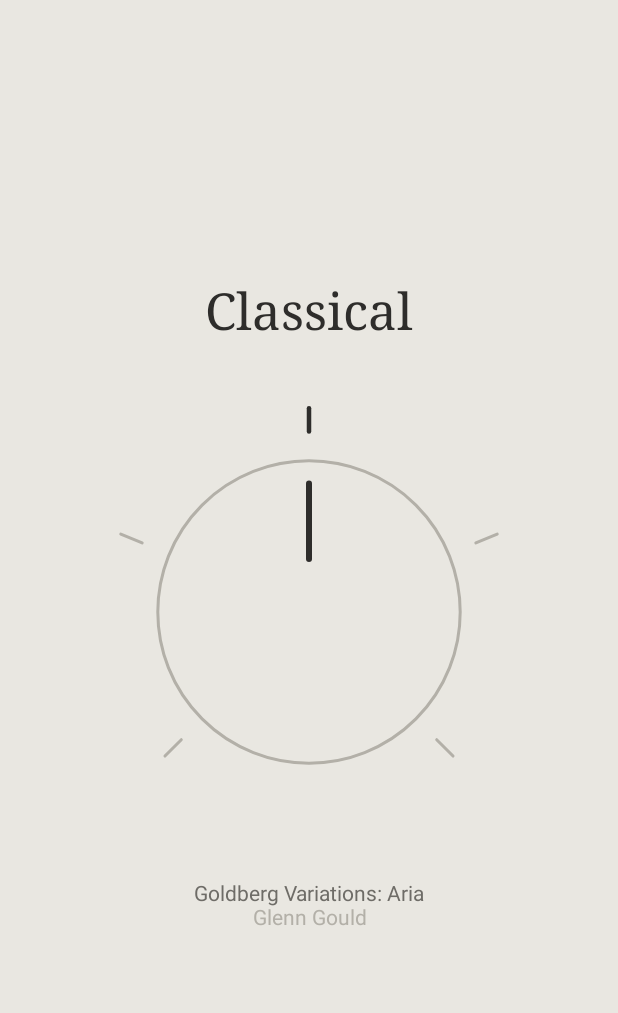
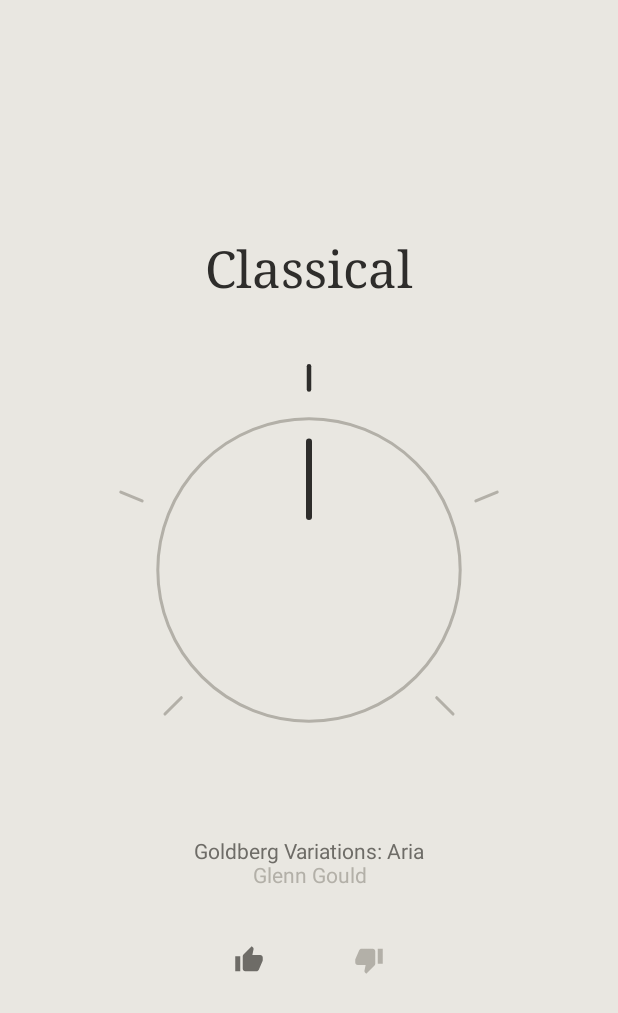
Before and after one commit to drj-chantschool/VibeRadio, an Android app built with Jetpack Compose: the @Preview function RadioScreenLightPreview, on a phone screen of 412 x 824 dp. Shown: the top 1013 px of the screen. Run offline under Robolectric (Android 15) with nearby library versions, the phone set to English and light mode, and no system bars.

Commit message:
Show thumbs up/down under the playing song and log presses (#13)
Song items carry their content URI in metadata extras so the song page
knows what a press refers to. Two quiet thumbs sit under "now playing";
a press logs and darkens that thumb, nothing else: the song plays on.
Hidden while a podcast episode plays. Long press is left for #16.

Co-Authored-By: Claude Opus 5.5 <noreply@anthropic.com>
Claude-Session: https://claude.ai/code/session_01ShnQWi52GUzvd7YJTxqYcX

```diff
--- a/app/src/main/java/app/viberadio/ui/MainActivity.kt
+++ b/app/src/main/java/app/viberadio/ui/MainActivity.kt
@@ -76,6 +76,7 @@ class MainActivity : ComponentActivity() {
             state = state,
             onRequestPermission = { permissionLauncher.launch(AudioPermission.name) },
             onTune = viewModel::tune,
+            onThumb = viewModel::press,
         )
     }
 
--- a/app/src/main/java/app/viberadio/ui/RadioScreen.kt
+++ b/app/src/main/java/app/viberadio/ui/RadioScreen.kt
@@ -3,13 +3,17 @@ package app.viberadio.ui
 import androidx.compose.foundation.layout.Arrangement
 import androidx.compose.foundation.layout.Box
 import androidx.compose.foundation.layout.Column
+import androidx.compose.foundation.layout.Row
 import androidx.compose.foundation.layout.Spacer
 import androidx.compose.foundation.layout.fillMaxSize
 import androidx.compose.foundation.layout.fillMaxWidth
 import androidx.compose.foundation.layout.height
 import androidx.compose.foundation.layout.padding
 import androidx.compose.foundation.layout.safeDrawingPadding
+import androidx.compose.foundation.layout.size
 import androidx.compose.foundation.layout.widthIn
+import androidx.compose.material3.Icon
+import androidx.compose.material3.IconButton
 import androidx.compose.material3.MaterialTheme
 import androidx.compose.material3.OutlinedButton
 import androidx.compose.material3.Surface
@@ -17,12 +21,16 @@ import androidx.compose.material3.Text
 import androidx.compose.runtime.Composable
 import androidx.compose.ui.Alignment
 import androidx.compose.ui.Modifier
+import androidx.compose.ui.graphics.vector.ImageVector
+import androidx.compose.ui.hapticfeedback.HapticFeedbackType
+import androidx.compose.ui.platform.LocalHapticFeedback
 import androidx.compose.ui.res.stringResource
 import androidx.compose.ui.text.style.TextAlign
 import androidx.compose.ui.text.style.TextOverflow
 import androidx.compose.ui.tooling.preview.Preview
 import androidx.compose.ui.unit.dp
 import app.viberadio.R
+import app.viberadio.feedback.Thumb
 import app.viberadio.ui.theme.VibeRadioTheme
 
 @Composable
@@ -30,6 +38,7 @@ fun RadioScreen(
     state: RadioUiState,
     onRequestPermission: () -> Unit,
     onTune: (Int) -> Unit,
+    onThumb: (Thumb) -> Unit,
 ) {
     Surface(color = MaterialTheme.colorScheme.background, modifier = Modifier.fillMaxSize()) {
         Box(
@@ -43,14 +52,14 @@ fun RadioScreen(
                 is RadioUiState.NeedsPermission -> PermissionPrompt(state.denied, onRequestPermission)
                 RadioUiState.Scanning -> Note(stringResource(R.string.scanning))
                 RadioUiState.Empty -> Note(stringResource(R.string.library_empty))
-                is RadioUiState.Ready -> Tuner(state, onTune)
+                is RadioUiState.Ready -> Tuner(state, onTune, onThumb)
             }
         }
     }
 }
 
 @Composable
-private fun Tuner(state: RadioUiState.Ready, onTune: (Int) -> Unit) {
+private fun Tuner(state: RadioUiState.Ready, onTune: (Int) -> Unit, onThumb: (Thumb) -> Unit) {
     val tuned = state.tunedIndex?.let(state.channelNames::getOrNull)
     Column(
         horizontalAlignment = Alignment.CenterHorizontally,
@@ -94,8 +103,46 @@ private fun Tuner(state: RadioUiState.Ready, onTune: (Int) -> Unit) {
                 }
             }
         }
+        Spacer(Modifier.height(8.dp))
+        // Height reserved so the layout stays put while a podcast episode plays (no thumbs).
+        Box(contentAlignment = Alignment.Center, modifier = Modifier.height(48.dp)) {
+            state.feedback?.let { Thumbs(it, onThumb) }
+        }
     }
 }
+
+/**
+ * Thumbs up / down for the playing song (#13). Feedback only: neither skips. The last thumb
+ * pressed for this song is drawn darker as a quiet "noted"; everything else stays faint.
+ */
+@Composable
+private fun Thumbs(feedback: SongFeedback, onThumb: (Thumb) -> Unit) {
+    val haptics = LocalHapticFeedback.current
+    Row(horizontalArrangement = Arrangement.spacedBy(32.dp), verticalAlignment = Alignment.CenterVertically) {
+        for (thumb in Thumb.entries) {
+            val pressed = feedback.lastPress == thumb
+            IconButton(
+                onClick = {
+                    haptics.performHapticFeedback(HapticFeedbackType.Confirm)
+                    onThumb(thumb)
+                },
+            ) {
+                Icon(
+                    imageVector = thumb.icon,
+                    contentDescription = stringResource(if (thumb == Thumb.UP) R.string.thumb_up else R.string.thumb_down),
+                    tint = if (pressed) MaterialTheme.colorScheme.onSurfaceVariant else MaterialTheme.colorScheme.outline,
+                    modifier = Modifier.size(20.dp),
+                )
+            }
+        }
+    }
+}
+
+private val Thumb.icon: ImageVector
+    get() = when (this) {
+        Thumb.UP -> ThumbIcons.Up
+        Thumb.DOWN -> ThumbIcons.Down
+    }
 
 @Composable
 private fun PermissionPrompt(denied: Boolean, onRequest: () -> Unit) {
@@ -120,16 +167,17 @@ private val previewState = RadioUiState.Ready(
     channelNames = listOf("Jazz", "Rock", "Classical", "Folk", "Everything else"),
     tunedIndex = 2,
     nowPlaying = NowPlaying("Goldberg Variations: Aria", "Glenn Gould"),
+    feedback = SongFeedback(lastPress = Thumb.UP),
 )
 
 @Preview(name = "Light", showBackground = true)
 @Composable
 private fun RadioScreenLightPreview() {
-    VibeRadioTheme(darkTheme = false) { RadioScreen(previewState, {}, {}) }
+    VibeRadioTheme(darkTheme = false) { RadioScreen(previewState, {}, {}, {}) }
 }
 
 @Preview(name = "Dark", showBackground = true)
 @Composable
 private fun RadioScreenDarkPreview() {
-    VibeRadioTheme(darkTheme = true) { RadioScreen(previewState, {}, {}) }
+    VibeRadioTheme(darkTheme = true) { RadioScreen(previewState, {}, {}, {}) }
 }
--- /dev/null
+++ b/app/src/main/java/app/viberadio/ui/ThumbIcons.kt
@@ -0,0 +1,33 @@
+package app.viberadio.ui
+
+import androidx.compose.ui.graphics.Color
+import androidx.compose.ui.graphics.SolidColor
+import androidx.compose.ui.graphics.vector.ImageVector
+import androidx.compose.ui.graphics.vector.addPathNodes
+import androidx.compose.ui.unit.dp
+
+/**
+ * Thumb glyphs for song feedback (#13). Path data from Material Icons "ThumbUp"/"ThumbDown"
+ * (Apache 2.0), inlined so the app doesn't pull in an icon library for two shapes. Tinted by
+ * the caller from the e-ink palette.
+ */
+internal object ThumbIcons {
+    val Up: ImageVector = icon(
+        "ThumbUp",
+        "M1,21h4L5,9L1,9v12zM23,10c0,-1.1 -0.9,-2 -2,-2h-6.31l0.95,-4.57 0.03,-0.32c0,-0.41 -0.17,-0.79 " +
+            "-0.44,-1.06L14.17,1 7.59,7.59C7.22,7.95 7,8.45 7,9v10c0,1.1 0.9,2 2,2h9c0.83,0 1.54,-0.5 " +
+            "1.84,-1.22l3.02,-7.05c0.09,-0.23 0.14,-0.47 0.14,-0.73v-2z",
+    )
+
+    val Down: ImageVector = icon(
+        "ThumbDown",
+        "M15,3L6,3c-0.83,0 -1.54,0.5 -1.84,1.22l-3.02,7.05c-0.09,0.23 -0.14,0.47 -0.14,0.73v2c0,1.1 " +
+            "0.9,2 2,2h6.31l-0.95,4.57 -0.03,0.32c0,0.41 0.17,0.79 0.44,1.06L9.83,23l6.59,-6.59c0.36,-0.36 " +
+            "0.58,-0.86 0.58,-1.41L17,5c0,-1.1 -0.9,-2 -2,-2zM19,3v12h4L23,3h-4z",
+    )
+
+    private fun icon(name: String, path: String): ImageVector =
+        ImageVector.Builder(name, 24.dp, 24.dp, 24f, 24f)
+            .addPath(addPathNodes(path), fill = SolidColor(Color.Black))
+            .build()
+}
--- a/app/src/main/res/values/strings.xml
+++ b/app/src/main/res/values/strings.xml
@@ -13,6 +13,8 @@
     <string name="channel_all_songs">All songs</string>
     <string name="channel_podcasts">Podcasts</string>
     <string name="idle">Turn the dial to tune in</string>
+    <string name="thumb_up">Thumbs up</string>
+    <string name="thumb_down">Thumbs down</string>
 
     <!-- Podcast page (#20) -->
     <string name="podcasts_title">Podcasts</string>
```
Also changed, not shown: app/src/main/java/app/viberadio/AppContainer.kt (+14 -0 lines), app/src/main/java/app/viberadio/playback/MediaItems.kt (+12 -1 lines), app/src/main/java/app/viberadio/ui/RadioViewModel.kt (+38 -3 lines), 1 other file.
